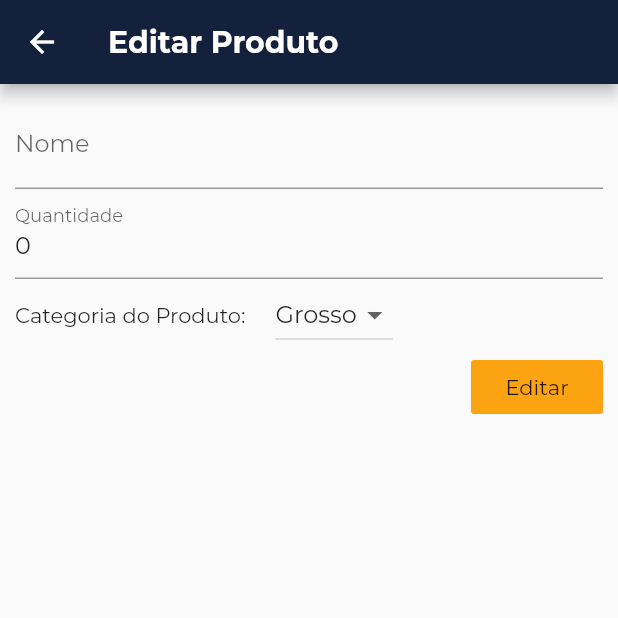
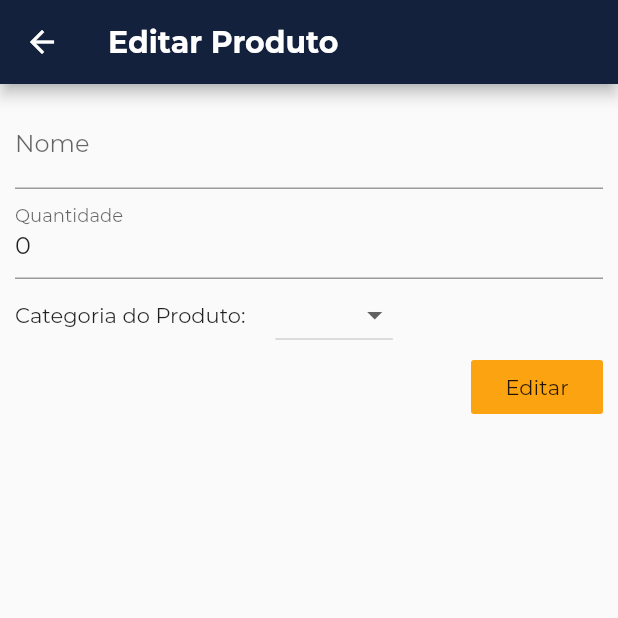
Before and after one commit to owarleysouza/S-Compras, a Flutter app: the ProductEditFormScreen screen opened directly with empty values, on a phone screen of 412 x 824 dp, the top half of it. Run offline on Flutter 3.47's test engine with Material 2 defaults, Android fonts, the phone set to English and light mode, and no system bars; our stand-ins replace shared_preferences; accounts and stored records are empty.

```diff
--- a/lib/views/product_edit_form_screen.dart
+++ b/lib/views/product_edit_form_screen.dart
@@ -16,7 +16,12 @@ class _ProductEditFormScreenState extends State<ProductEditFormScreen> {
 
   String _productName;
   int _productQuantity;
-  String _productCategory = "Grosso";
+  String _productCategory;
+
+  void initState() {
+    super.initState();
+    _productCategory = widget.product.categoria;
+  }
 
   _saveForm() {
     bool _isValid = _form.currentState.validate();
--- a/lib/widgets/shop_item.dart
+++ b/lib/widgets/shop_item.dart
@@ -92,7 +92,7 @@ class _ShopItemState extends State<ShopItem> {
                                 builder: (context) =>
                                     ChangeNotifierProvider.value(
                                       value: compra,
-                                      child: ShopEditFormScreen(),
+                                      child: ShopEditFormScreen(compra),
                                     )))),
                     IconButton(
                         icon: const Icon(Icons.delete),
```
Also changed, not shown: lib/views/shop_edit_form_screen.dart (+10 -1 lines).
